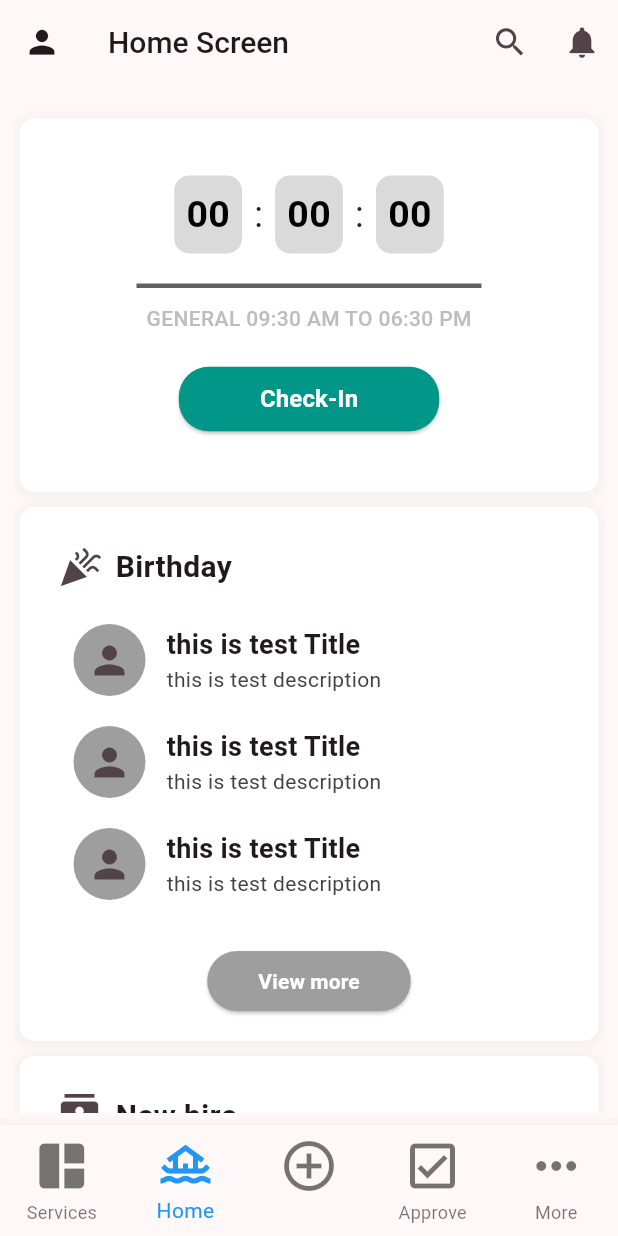
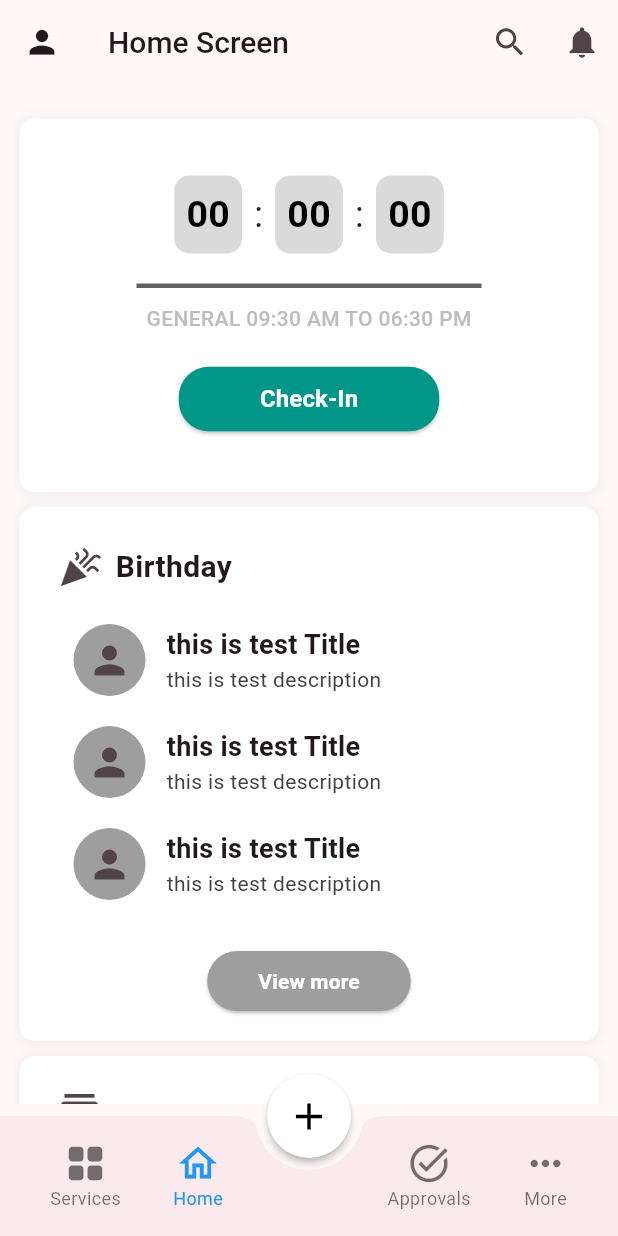
Before and after one commit to shreyash510/zoho_clone, a Flutter app: the screen it shows after launch, on a phone screen of 412 x 824 dp. Run offline on Flutter 3.47's test engine with Material 3 defaults, Android fonts, the phone set to English and light mode, and no system bars; Roboto replaces fonts that are missing (Poppins).

Commit message:
made it responsive and fix bottom bar

```diff
--- a/lib/components/bottomNavbar.dart
+++ b/lib/components/bottomNavbar.dart
@@ -1,9 +1,8 @@
 import 'package:flutter/material.dart';
+import 'package:zoho_clone/pages/approvals/approvals.dart';
 import 'package:zoho_clone/pages/more/more.dart';
-import 'package:zoho_clone/pages/notification/notifications.dart';
 import 'package:zoho_clone/pages/home/home.dart';
 import 'package:zoho_clone/pages/login.dart';
-import 'package:zoho_clone/pages/profile.dart';
 import 'package:zoho_clone/pages/services/service.dart';
 
 class CustomBottomNavigationBar extends StatefulWidget {
@@ -16,19 +15,19 @@ class CustomBottomNavigationBar extends StatefulWidget {
 
 class _CustomBottomNavigationBarState extends State<CustomBottomNavigationBar> {
   int _selectedIndex = 1;
-  static const TextStyle optionStyle =
-      TextStyle(fontSize: 30, fontWeight: FontWeight.bold);
+
+  // Updated icons and added screens in the list
   static List _widgetOptions = [
-    ServiceScreen.new(),
-    HomeScreen.new(),
-    LoginScreen.new(),
-    ProfileScreen.new(),
-    MoreScreen.new(),
+    ServiceScreen(),
+    HomeScreen(),
+    LoginScreen(), // This will act as the central "Add" button
+    ApprovalsScreen(),
+    MoreScreen(),
   ];
 
   void _onItemTapped(int index) {
     if (index == 2) {
-      // Open a modal from the bottom when the middle button is tapped
+      // Show modal when the middle button is tapped
       showModalBottomSheet(
         context: context,
         builder: (BuildContext context) {
@@ -39,8 +38,7 @@ class _CustomBottomNavigationBarState extends State<CustomBottomNavigationBar> {
               child: Column(
                 mainAxisSize: MainAxisSize.min,
                 children: <Widget>[
-                  _quickActionModal(),
-                  // const Text('Bottom Modal Content'),
+                  _quickActionModal(context),
                   ElevatedButton(
                     child: Icon(
                       Icons.clear,
@@ -71,90 +69,102 @@ class _CustomBottomNavigationBarState extends State<CustomBottomNavigationBar> {
       body: Center(
         child: _widgetOptions.elementAt(_selectedIndex),
       ),
-      bottomNavigationBar: BottomNavigationBar(
-        type: BottomNavigationBarType.fixed,
-        items: const <BottomNavigationBarItem>[
-          BottomNavigationBarItem(
-            icon: Icon(
-              Icons.auto_awesome_mosaic_rounded,
-              size: 40,
-              // color: Colors.black,
+      bottomNavigationBar: BottomAppBar(
+        shape: CircularNotchedRectangle(),
+        notchMargin: 8.0,
+        child: Row(
+          mainAxisAlignment: MainAxisAlignment.spaceAround,
+          children: <Widget>[
+            // First icon - Services
+            _buildNavItem(
+                icon: Icons.grid_view_rounded, label: 'Services', index: 0),
+
+            // Second icon - Home
+            _buildNavItem(icon: Icons.home_outlined, label: 'Home', index: 1),
+
+            // Spacer for central button
+            const SizedBox(width: 40), // Added spacer for middle button
+
+            // Fourth icon - Approvals
+            _buildNavItem(
+                icon: Icons.task_alt_outlined, label: 'Approvals', index: 3),
+
+            // Fifth icon - More
+            _buildNavItem(icon: Icons.more_horiz, label: 'More', index: 4),
+          ],
         ),
-            label: 'Services',
-            backgroundColor: Colors.white,
       ),
-          BottomNavigationBarItem(
-            icon: Icon(
-              Icons.houseboat_outlined,
-              size: 40,
-              // color: Colors.black,
+      floatingActionButton: FloatingActionButton(
+        shape: RoundedRectangleBorder(
+          borderRadius:
+              BorderRadius.circular(50), // 50% border radius for circular shape
         ),
-            label: 'Home',
-            backgroundColor: Colors.white,
+        onPressed: () => _onItemTapped(2),
+        child:
+            Icon(Icons.add, size: 30, color: Colors.black), // Central "+" icon
+        backgroundColor: Colors.white, // White background for central button
+        elevation: 2,
       ),
-          BottomNavigationBarItem(
-            icon: Icon(
-              Icons.add_circle_outline,
-              size: 40,
-              // color: Colors.black,
+      floatingActionButtonLocation: FloatingActionButtonLocation.centerDocked,
+    );
+  }
+
+  Widget _buildNavItem(
+      {required IconData icon, required String label, required int index}) {
+    return GestureDetector(
+      onTap: () => _onItemTapped(index),
+      child: Column(
+        mainAxisSize: MainAxisSize.min,
+        mainAxisAlignment: MainAxisAlignment.center,
+        children: [
+          Icon(
+            icon,
+            size: 30, // Icon size adjusted to match design
+            color: _selectedIndex == index
+                ? Colors.blue
+                : Colors.black54, // Active color blue, inactive grey
           ),
-            label: '',
-            backgroundColor: Colors.white,
+          Text(
+            label,
+            style: TextStyle(
+              fontSize: 12, // Adjusted font size for labels
+              color: _selectedIndex == index ? Colors.blue : Colors.black54,
             ),
-          BottomNavigationBarItem(
-            icon: Icon(
-              Icons.check_box_outlined,
-              size: 40,
-              // color: Colors.black,
-            ),
-            label: 'Approve',
-            backgroundColor: Colors.white,
-          ),
-          BottomNavigationBarItem(
-            icon: Icon(
-              Icons.more_horiz,
-              size: 40,
-              // color: Colors.black,
-            ),
-            label: 'More',
-            backgroundColor: Colors.white,
           ),
         ],
-        currentIndex: _selectedIndex,
-        // selectedIconTheme: const IconThemeData(
-        //     size: 60,
-        //     color: Colors.blue), // Custom size and color for selected item
-        selectedItemColor: Colors.blue,
-
-        onTap: _onItemTapped,
       ),
     );
   }
 }
 
-Widget _quickActionModal() {
+Widget _quickActionModal(BuildContext context) {
+  double iconSize = MediaQuery.of(context).size.width > 400 ? 30 : 20;
+  double fontSize = MediaQuery.of(context).size.width > 400 ? 14 : 12;
+
   return Container(
     margin: EdgeInsets.all(20),
     child: GridView.count(
-        shrinkWrap: true, // Important to avoid unbounded height error
-        crossAxisCount: 3, // Number of columns in the grid
+      shrinkWrap: true,
+      crossAxisCount: 3,
       crossAxisSpacing: 8,
       mainAxisSpacing: 8,
       children: [
-          _quickActionCard('Status', Icons.info, Colors.blue),
+        _quickActionCard('Status', Icons.info, Colors.blue, iconSize, fontSize),
         _quickActionCard(
-              'Compensatory leave', Icons.calendar_today, Colors.orange),
-          _quickActionCard('Regularisation', Icons.update, Colors.purple),
-          _quickActionCard('Timelog', Icons.access_time, Colors.green),
-          _quickActionCard('Leave', Icons.beach_access, Colors.teal),
+            'Leave', Icons.beach_access, Colors.orange, iconSize, fontSize),
+        _quickActionCard(
+            'TimeLog', Icons.update, Colors.purple, iconSize, fontSize),
+        _quickActionCard('Leave', Icons.leave_bags_at_home, Colors.purple,
+            iconSize, fontSize),
       ],
-      ));
+    ),
+  );
 }
 
-Widget _quickActionCard(String label, IconData icon, Color color) {
+Widget _quickActionCard(String label, IconData icon, Color color,
+    double iconSize, double fontSize) {
   return Card(
-    elevation: 4,
-    surfaceTintColor: Colors.white,
+    elevation: 2,
     shape: RoundedRectangleBorder(
       borderRadius: BorderRadius.circular(10),
     ),
@@ -165,15 +175,16 @@ Widget _quickActionCard(String label, IconData icon, Color color) {
         children: [
           Icon(
             icon,
-            size: 40,
-            color: color, // Apply dynamic color
+            size: iconSize,
+            color: color,
           ),
-          SizedBox(height: 8), // Spacing between icon and text
+          SizedBox(height: 8),
           Text(
             label,
             style: TextStyle(
-              fontSize: 14,
-              fontWeight: FontWeight.bold,
+              fontSize: fontSize,
+              fontWeight: FontWeight.w600,
+              color: Colors.black87,
             ),
             textAlign: TextAlign.center,
           ),
--- a/lib/container/root.dart
+++ b/lib/container/root.dart
@@ -1,10 +1,12 @@
 import 'package:flutter/material.dart';
 import 'package:zoho_clone/components/bottomNavbar.dart';
+import 'package:zoho_clone/pages/approvals/approvals.dart';
 import 'package:zoho_clone/pages/notification/notifications.dart';
 import 'package:zoho_clone/pages/home/home.dart';
 import 'package:zoho_clone/pages/login.dart';
 import 'package:zoho_clone/pages/profile.dart';
 import 'package:zoho_clone/pages/services/service.dart';
+import 'package:zoho_clone/pages/settings/settings.dart';
 
 class RootContainer extends StatelessWidget {
   final bool isLoggedIn = false;
@@ -32,6 +34,10 @@ class RootContainer extends StatelessWidget {
                   builder: (context) => NotificationScreen());
             case "/services":
               return MaterialPageRoute(builder: (context) => ServiceScreen());
+            case "/settings":
+              return MaterialPageRoute(builder: (context) => SettingsScreen());
+            case "/approvals":
+              return MaterialPageRoute(builder: (context) => ApprovalsScreen());
             default:
               return MaterialPageRoute(
                   builder: (context) => CustomBottomNavigationBar());
--- a/lib/pages/profile.dart
+++ b/lib/pages/profile.dart
@@ -22,6 +22,12 @@ class _ProfileScreenState extends State<ProfileScreen>
   Widget build(BuildContext context) {
     return Scaffold(
         appBar: AppBar(
+          leading: IconButton(
+            icon: Icon(
+              Icons.arrow_back,
+            ),
+            onPressed: () => Navigator.of(context).pop(),
+          ),
           title: Text(
             'Profile Screen',
             style: TextStyle(fontSize: 20, fontWeight: FontWeight.w500),
```
Also changed, not shown: lib/pages/approvals/approvals.dart (added, +13 -0 lines), lib/pages/more/more.dart (+68 -8 lines), lib/pages/services/service.dart (+39 -54 lines), lib/pages/settings/settings.dart (added, +218 -0 lines). Lines whose indentation alone changed are shown as unchanged.
